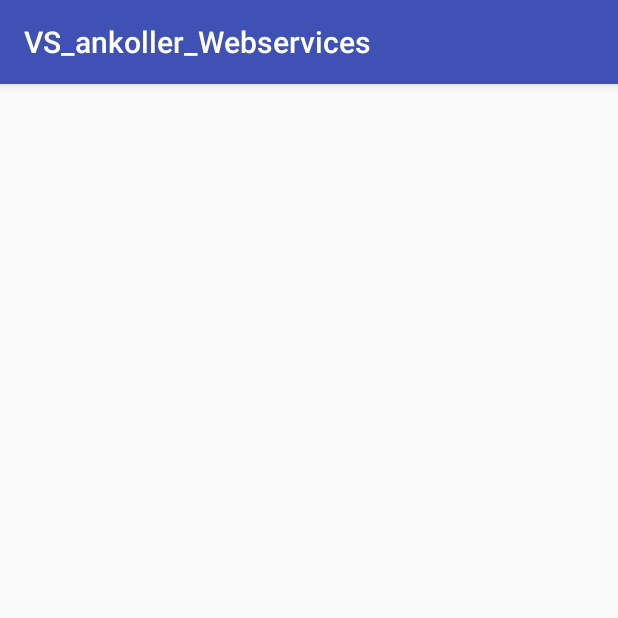
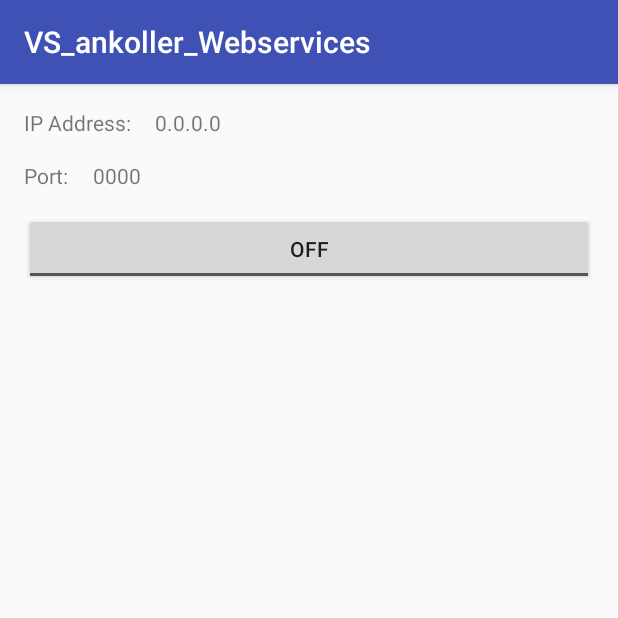
Before and after one commit to Xemno/Project_4, an Android app: the ServerActivity screen opened directly, with no data from a screen before it, on a phone screen of 412 x 824 dp, the top half of it. Run offline under Robolectric (Android 15) with nearby library versions, the phone set to English and light mode, and no system bars.

Commit message:
Part 3 - Phone as a Server / Qais / Commit Version Nr. 1.0

```diff
--- a/app/src/main/AndroidManifest.xml
+++ b/app/src/main/AndroidManifest.xml
@@ -1,6 +1,8 @@
 <?xml version="1.0" encoding="utf-8"?>
 <manifest xmlns:android="http://schemas.android.com/apk/res/android"
     package="ch.ethz.inf.vs.a2.ankoller.webservices">
+
+    <uses-permission android:name="android.permission.INTERNET" />
 
     <application
         android:allowBackup="true"
@@ -18,10 +20,8 @@
         </activity>
         <activity android:name=".ServerActivity" />
         <activity android:name=".SoapActivity" />
-        <activity android:name=".RestActivity"></activity>
+        <activity android:name=".RestActivity" />
 
     </application>
 
-    <uses-permission android:name="android.permission.INTERNET" />
-
 </manifest>
--- a/app/src/main/java/ch/ethz/inf/vs/a2/ankoller/webservices/RestActivity.java
+++ b/app/src/main/java/ch/ethz/inf/vs/a2/ankoller/webservices/RestActivity.java
@@ -2,6 +2,8 @@ package ch.ethz.inf.vs.a2.ankoller.webservices;
 
 import android.support.v7.app.AppCompatActivity;
 import android.os.Bundle;
+import android.widget.TextView;
+import android.widget.ToggleButton;
 
 import ch.ethz.inf.vs.a2.ankoller.webservices.sensor.SensorListener;
 
@@ -9,10 +11,13 @@ public class RestActivity extends AppCompatActivity implements SensorListener{
     //TODO implement methods, this activity has to implement the interface sensorlistener
     // so that activity can be informed upon reception of the temperature value
 
+
     @Override
     protected void onCreate(Bundle savedInstanceState) {
         super.onCreate(savedInstanceState);
         setContentView(R.layout.activity_rest);
+
+
     }
 
     @Override
--- a/app/src/main/java/ch/ethz/inf/vs/a2/ankoller/webservices/ServerActivity.java
+++ b/app/src/main/java/ch/ethz/inf/vs/a2/ankoller/webservices/ServerActivity.java
@@ -1,13 +1,76 @@
 package ch.ethz.inf.vs.a2.ankoller.webservices;
 
+import android.content.BroadcastReceiver;
+import android.content.Context;
+import android.content.Intent;
+import android.content.SharedPreferences;
 import android.support.v7.app.AppCompatActivity;
 import android.os.Bundle;
+import android.util.Log;
+import android.view.View;
+import android.widget.TextView;
+import android.widget.ToggleButton;
+
+import java.net.InetAddress;
+import java.net.NetworkInterface;
+import java.util.Collections;
+import java.util.Enumeration;
 
 public class ServerActivity extends AppCompatActivity {
+
+    private static final String TAG = "Server Activity: ";
+
+    private ToggleButton button_Server;
+    private TextView tv_port, tv_server;
+
+    private localBroadcastReceiver lbr; // broadcast receiver
+
+    private SharedPreferences sharedPreferences;
+    private SharedPreferences.Editor editor;
+
 
     @Override
     protected void onCreate(Bundle savedInstanceState) {
         super.onCreate(savedInstanceState);
         setContentView(R.layout.activity_server);
+
+        button_Server = (ToggleButton) findViewById(R.id.toggleButton);
+        tv_port = (TextView) findViewById(R.id.port_address_view);
+        tv_server = (TextView) findViewById(R.id.ip_address_view);
+
+
+        /* Now we show the Network Interfaces */
+        try {
+            Enumeration<NetworkInterface> nets = NetworkInterface.getNetworkInterfaces();
+            for (NetworkInterface nI : Collections.list(nets)){
+                Log.i(TAG, "Display name: " + nI.getDisplayName());
+                Log.i(TAG, "Name: " + nI.getName());
+                for (Enumeration<InetAddress> eia = nI.getInetAddresses(); eia.hasMoreElements();){
+                    InetAddress ia = eia.nextElement();
+                    if (!ia.isLoopbackAddress() && ia.getHostAddress().length() <= 16){
+                        Log.i(TAG, ia.getHostAddress());
+                    }
+                }
+            }
+        } catch (Exception e) {}
+
+    }
+
+    public class localBroadcastReceiver extends BroadcastReceiver {
+        public void onReceive(Context context, Intent intent) {
+            tv_port.setText("" + intent.getIntExtra("PORT", 1234)); // default value 1234
+            tv_server.setText(intent.getStringExtra("IP"));
+        }
+    }
+
+    public void clicked_tbServer(View view){
+        if (button_Server.isChecked()){
+            startService(new Intent(this, Server.class));
+        }
+        else {
+            stopService(new Intent(this, Server.class));
+            tv_port.setText("0.0.0.0");
+            tv_server.setText("1234");
+        }
     }
 }
--- a/app/src/main/java/ch/ethz/inf/vs/a2/ankoller/webservices/res/HttpRawRequestImpl.java
+++ b/app/src/main/java/ch/ethz/inf/vs/a2/ankoller/webservices/res/HttpRawRequestImpl.java
@@ -12,11 +12,9 @@ public class HttpRawRequestImpl implements HttpRawRequest {
 
     @Override
     public String generateRequest(String host, int port, String path) {
+
         String request= generateRequestExtended(host,port, path, "text/plain");
         return request;
-
-        //TODO implement this
-        //GENERATE A RAW http get REQUEST
 
     }
     public String generateRequestExtended(String host, int port, String path, String accept) {
--- a/app/src/main/java/ch/ethz/inf/vs/a2/ankoller/webservices/sensor/SensorFactory.java
+++ b/app/src/main/java/ch/ethz/inf/vs/a2/ankoller/webservices/sensor/SensorFactory.java
@@ -1,7 +1,4 @@
 package ch.ethz.inf.vs.a2.ankoller.webservices.sensor;
-
-
-
 
 public abstract class SensorFactory {
 	public static Sensor getInstance(Type type) {
--- a/app/src/main/res/layout/activity_server.xml
+++ b/app/src/main/res/layout/activity_server.xml
@@ -6,4 +6,58 @@
     android:layout_height="match_parent"
     tools:context="ch.ethz.inf.vs.a2.ankoller.webservices.ServerActivity">
 
+    <TextView
+        android:id="@+id/ip_view"
+        android:layout_width="wrap_content"
+        android:layout_height="wrap_content"
+        android:text="IP Address:"
+        app:layout_constraintBaseline_toBaselineOf="@+id/ip_address_view"
+        android:layout_marginLeft="16dp"
+        app:layout_constraintLeft_toLeftOf="parent" />
+
+    <TextView
+        android:id="@+id/port_view"
+        android:layout_width="wrap_content"
+        android:layout_height="wrap_content"
+        android:text="Port:"
+        android:layout_marginLeft="16dp"
+        app:layout_constraintLeft_toLeftOf="parent"
+        app:layout_constraintBaseline_toBaselineOf="@+id/port_address_view" />
+
+    <TextView
+        android:id="@+id/ip_address_view"
+        android:layout_width="0dp"
+        android:layout_height="wrap_content"
+        android:layout_marginTop="16dp"
+        android:text="0.0.0.0"
+        app:layout_constraintTop_toTopOf="parent"
+        android:layout_marginRight="16dp"
+        app:layout_constraintRight_toRightOf="parent"
+        app:layout_constraintLeft_toRightOf="@+id/ip_view"
+        android:layout_marginLeft="16dp" />
+
+    <TextView
+        android:id="@+id/port_address_view"
+        android:layout_width="0dp"
+        android:layout_height="wrap_content"
+        android:text="0000"
+        android:layout_marginTop="16dp"
+        app:layout_constraintTop_toBottomOf="@+id/ip_address_view"
+        app:layout_constraintLeft_toRightOf="@+id/port_view"
+        android:layout_marginLeft="16dp"
+        android:layout_marginRight="16dp"
+        app:layout_constraintRight_toRightOf="parent"
+        app:layout_constraintHorizontal_bias="0.0" />
+
+    <ToggleButton
+        android:id="@+id/toggleButton"
+        android:layout_width="0dp"
+        android:layout_height="wrap_content"
+        android:layout_marginLeft="16dp"
+        android:layout_marginRight="16dp"
+        android:layout_marginTop="15dp"
+        android:text="server_state"
+        app:layout_constraintLeft_toLeftOf="parent"
+        app:layout_constraintRight_toRightOf="parent"
+        app:layout_constraintTop_toBottomOf="@+id/port_address_view" />
 </android.support.constraint.ConstraintLayout>
```
Also changed, not shown: app/src/main/java/ch/ethz/inf/vs/a2/ankoller/webservices/Server.java (added, +36 -0 lines), app/src/main/java/ch/ethz/inf/vs/a2/ankoller/webservices/sensor/RawHttpSensor.java (+5 -3 lines).
